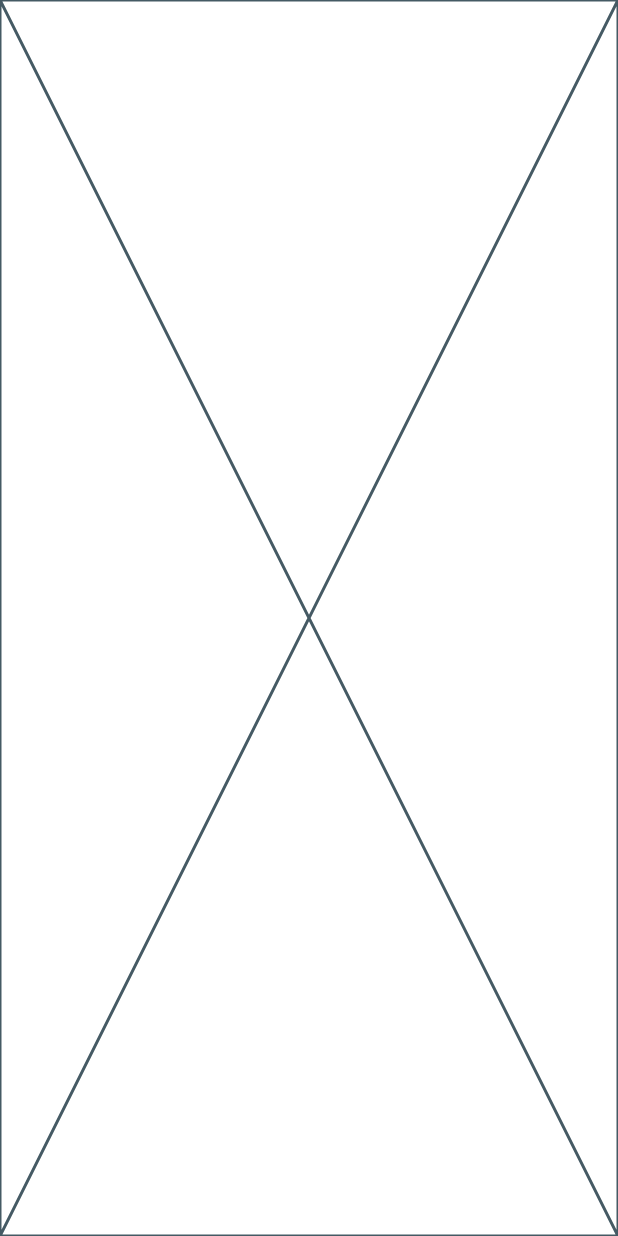
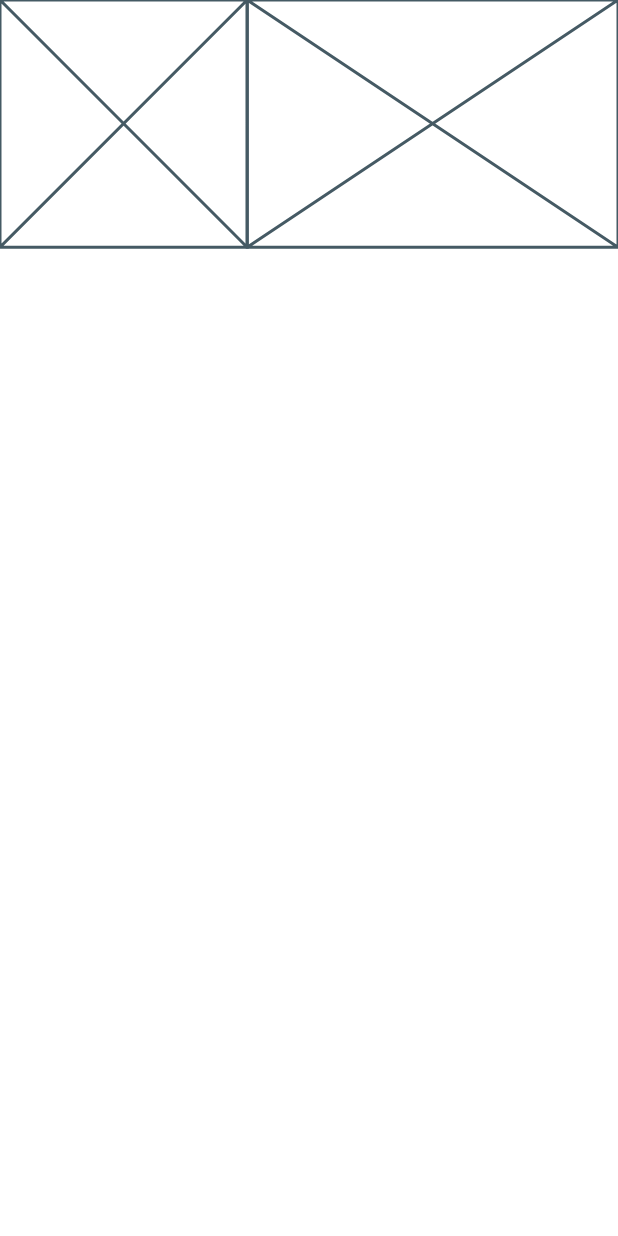
Before and after one commit to tonyinuma/ecommerce-flutter, a Flutter app: the screen it shows after launch, on a phone screen of 412 x 824 dp. Run offline on Flutter 3.47's test engine with Material 2 defaults, Android fonts, the phone set to English and light mode, and no system bars.

Commit message:
[ADD] Header container responsive

```diff
--- a/lib/Widgets/Header.dart
+++ b/lib/Widgets/Header.dart
@@ -3,6 +3,23 @@ import 'package:flutter/material.dart';
 class HeaderWidget extends StatelessWidget {
   @override
   Widget build(BuildContext context) {
-    return new MaterialApp();
+    Size screenSize = MediaQuery.of(context).size;
+    var width = screenSize.width < 1024 ? screenSize.width : 1024;
+
+    return Container(
+      height: width * 2 / 5.0,
+      child: Row(
+        children: <Widget>[
+          Container(
+            width: width * 2 / 5.0,
+            child: AspectRatio(
+              aspectRatio: 1.0,
+              child: Placeholder(),
+            ),
+          ),
+          Expanded(flex: 3, child: Placeholder())
+        ],
+      ),
+    );
   }
 }
--- a/lib/main.dart
+++ b/lib/main.dart
@@ -1,4 +1,11 @@
+import 'package:ecommerce/Widgets/Brand.dart';
 import 'package:ecommerce/Widgets/Content.dart';
+import 'package:ecommerce/Widgets/Feature.dart';
+import 'package:ecommerce/Widgets/Footer.dart';
+import 'package:ecommerce/Widgets/Form.dart';
+import 'package:ecommerce/Widgets/Header.dart';
+import 'package:ecommerce/Widgets/Items.dart';
+import 'package:ecommerce/Widgets/Services.dart';
 import 'package:flutter/material.dart';
 
 void main() => runApp(MyApp());
@@ -13,7 +20,17 @@ class MyApp extends StatelessWidget {
         visualDensity: VisualDensity.adaptivePlatformDensity,
       ),
       home: Content(
-        child: Placeholder(),
+        child: Column(
+          children: <Widget>[
+            HeaderWidget(),
+            BrandWidget(),
+            FeatureWidget(),
+            ItemsWidget(),
+            ServicesWidget(),
+            FormWidget(),
+            FooterWidget()
+          ],
+        ),
       ),
     );
   }
```
